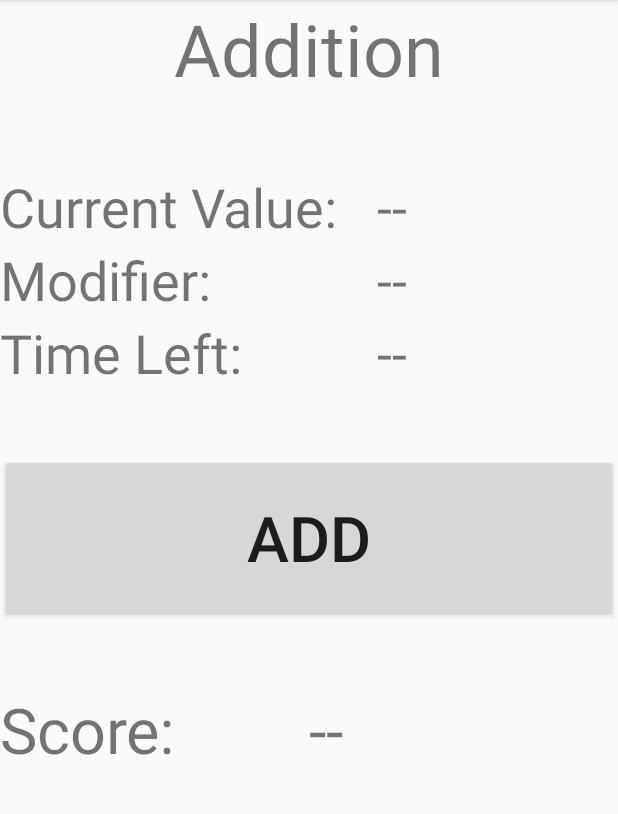
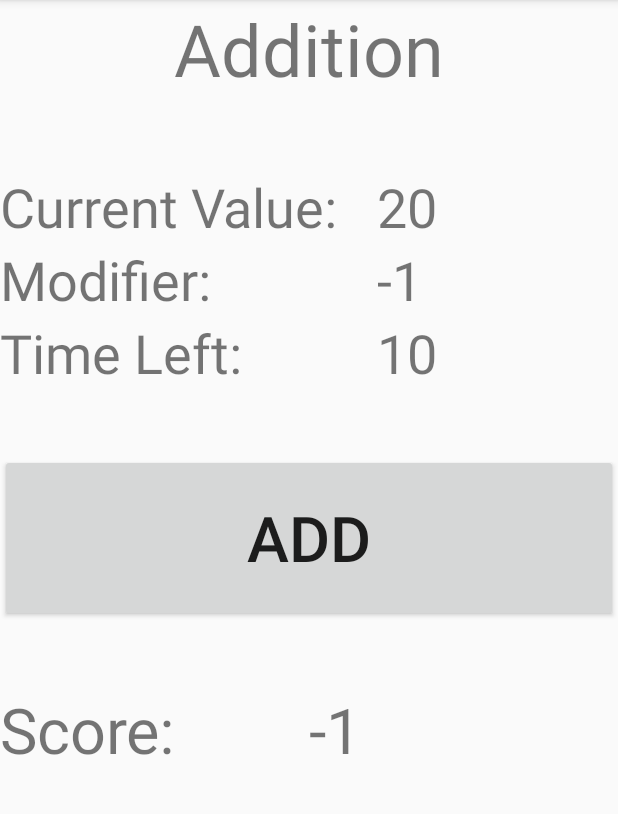
Before and after one commit to krehliv/ASMDgame, an Android app: the screen it shows after launch (MainActivity), on a phone screen of 412 x 824 dp, the part 96-910 px from its top. Run offline under Robolectric (Android 15) with nearby library versions, the phone set to English and light mode, and no system bars.

Commit message:
Addition Working

```diff
--- a/app/src/main/java/css/cis3334/ASMDgame/FirstFragment.java
+++ b/app/src/main/java/css/cis3334/ASMDgame/FirstFragment.java
@@ -34,7 +34,9 @@ public class FirstFragment extends Fragment {
     private TextView textViewTimeNum;
     private TextView textViewScoreNum;
     private Button buttonAdd;
-    private int timerSet;
+    private String timerSet;
+    private String scoreSet;
+    private String currentSet;
 
     private OnFragmentInteractionListener mListener;
 
@@ -81,22 +83,26 @@ public class FirstFragment extends Fragment {
         textViewScoreNum = (TextView) inflation.findViewById(R.id.textViewScoreNum);
         buttonAdd = (Button) inflation.findViewById(R.id.buttonAdd);
 
-        timerSet = MainActivity.timer;
-        textViewScoreNum.setText(MainActivity.score);
-        textViewTimeNum.setText(timerSet); //TODO
+        scoreSet = Integer.toString(MainActivity.score);
+        timerSet = Integer.toString((MainActivity.timer));
+        currentSet = Integer.toString((MainActivity.currentNum));
+        textViewScoreNum.setText(scoreSet);
+        textViewTimeNum.setText(timerSet);
+        textViewCurrentNum.setText(currentSet);
 
         buttonAdd.setOnClickListener(new View.OnClickListener() {
             public void onClick(View view) {
                 MainActivity.timer--;
-                timerSet--;
+                timerSet = Integer.toString((MainActivity.timer));
 
                 int modifier = Integer.parseInt(textViewModifierNum.getText().toString());
                 int current = Integer.parseInt(textViewCurrentNum.getText().toString());
 
                 current = current + modifier;
+                MainActivity.currentNum = current;
 
                 textViewTimeNum.setText(timerSet);
-                textViewCurrentNum.setText(current);
+                textViewCurrentNum.setText(Integer.toString(MainActivity.currentNum));
             }
         });
         return inflation;
--- a/app/src/main/java/css/cis3334/ASMDgame/MainActivity.java
+++ b/app/src/main/java/css/cis3334/ASMDgame/MainActivity.java
@@ -32,14 +32,16 @@ public class MainActivity extends AppCompatActivity
      */
     private ViewPager mViewPager;
 
-    public static int timer = 10;
+    public static int timer = -1;
     public static int score = -1;
-    public int currentNum = 50;  //Randomize me later
+    public static int currentNum = -1;
 
     @Override
     protected void onCreate(Bundle savedInstanceState) {
         super.onCreate(savedInstanceState);
         setContentView(R.layout.activity_main);
+
+        initialize(score);
 
         Toolbar toolbar = (Toolbar) findViewById(R.id.toolbar);
         setSupportActionBar(toolbar);
@@ -51,7 +53,7 @@ public class MainActivity extends AppCompatActivity
         mViewPager = (ViewPager) findViewById(R.id.container);
         mViewPager.setAdapter(mSectionsPagerAdapter);
 
-        initialize(score);
+
 
         /*FloatingActionButton fab = (FloatingActionButton) findViewById(R.id.fab);
         fab.setOnClickListener(new View.OnClickListener() {
@@ -68,7 +70,7 @@ public class MainActivity extends AppCompatActivity
         score++;
         timer = 10;
 
-        currentNum = 20;
+        currentNum = 20;//Randomize me later
     }
 
 
--- a/app/src/main/res/layout/fragment_first.xml
+++ b/app/src/main/res/layout/fragment_first.xml
@@ -71,14 +71,14 @@
                 android:id="@+id/textViewCurrentNum"
                 android:layout_width="match_parent"
                 android:layout_height="wrap_content"
-                android:text="--"
+                android:text="-1"
                 android:textSize="36sp" />
 
             <TextView
                 android:id="@+id/textViewModifierNum"
                 android:layout_width="match_parent"
                 android:layout_height="wrap_content"
-                android:text="--"
+                android:text="-1"
                 android:textSize="36sp" />
 
             <TextView
@@ -86,7 +86,7 @@
                 android:layout_width="match_parent"
                 android:layout_height="wrap_content"
                 android:layout_weight="1"
-                android:text="--"
+                android:text="-1"
                 android:textSize="36sp" />
         </LinearLayout>
 
@@ -141,7 +141,7 @@
             android:layout_width="match_parent"
             android:layout_height="wrap_content"
             android:layout_weight="1"
-            android:text="--"
+            android:text="-1"
             android:textSize="42sp" />
     </LinearLayout>
 
```
Also changed, not shown: app/src/main/res/layout/fragment_fourth.xml (+4 -4 lines), app/src/main/res/layout/fragment_second.xml (+4 -4 lines), app/src/main/res/layout/fragment_third.xml (+4 -4 lines).
